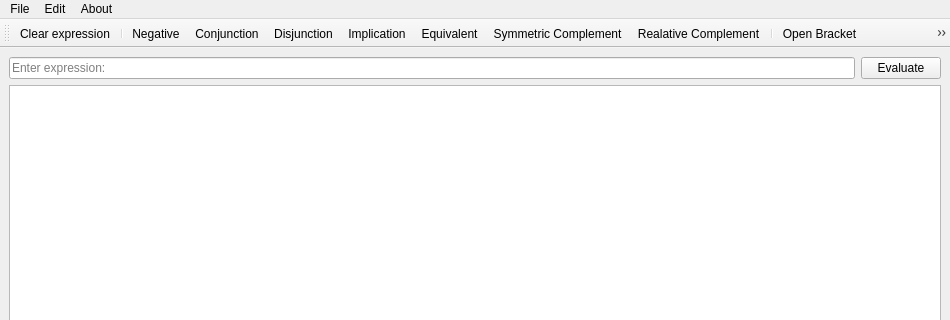
Above: Source/mainwindow.ui from DesCaldnd/Discrete-Math before the change; both pictures show x 0 to 950 and y 0 to 320 of the 950 by 500 pixel window. Below: the same form after it.
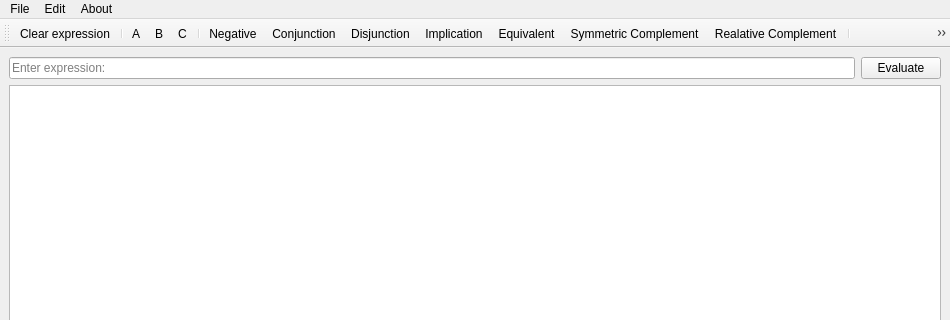
That is the form after the change.

Commit message: Implemented toolbar

```diff
--- a/Source/mainwindow.ui
+++ b/Source/mainwindow.ui
@@ -117,6 +117,10 @@
    </attribute>
    <addaction name="actionClear_expression"/>
    <addaction name="separator"/>
+   <addaction name="actionA"/>
+   <addaction name="actionB"/>
+   <addaction name="actionC"/>
+   <addaction name="separator"/>
    <addaction name="actionNegative"/>
    <addaction name="actionConjunction"/>
    <addaction name="actionDisjunction"/>
@@ -127,6 +131,8 @@
    <addaction name="separator"/>
    <addaction name="actionOpen_Bracket"/>
    <addaction name="actionClose_Bracket"/>
+   <addaction name="separator"/>
+   <addaction name="actionBackspace"/>
   </widget>
   <action name="actionSave_Table">
    <property name="text">
@@ -188,6 +194,35 @@
     <string>Realative Complement</string>
    </property>
   </action>
+  <action name="actionBackspace">
+   <property name="text">
+    <string>Backspace</string>
+   </property>
+  </action>
+  <action name="actionA">
+   <property name="text">
+    <string>A</string>
+   </property>
+   <property name="toolTip">
+    <string>A variable</string>
+   </property>
+  </action>
+  <action name="actionB">
+   <property name="text">
+    <string>B</string>
+   </property>
+   <property name="toolTip">
+    <string>B variable</string>
+   </property>
+  </action>
+  <action name="actionC">
+   <property name="text">
+    <string>C</string>
+   </property>
+   <property name="toolTip">
+    <string>C variable</string>
+   </property>
+  </action>
  </widget>
  <resources/>
  <connections/>
```
Left out of the diff: 12 changed lines with no effect on the pictures. The commit also changes 2 other files.
